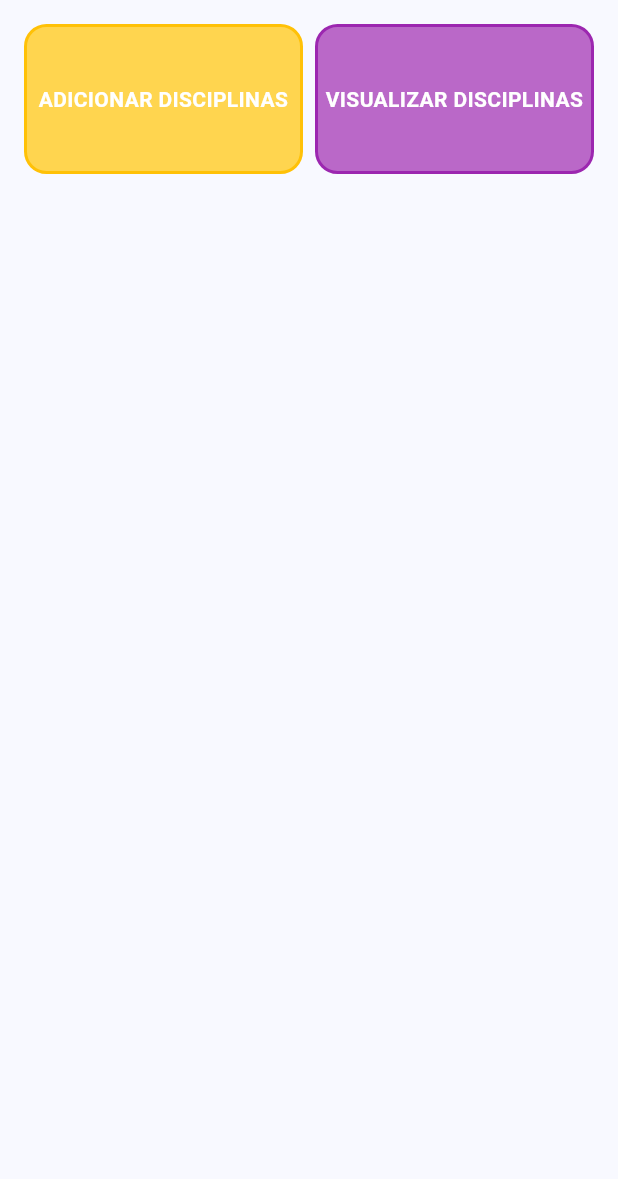
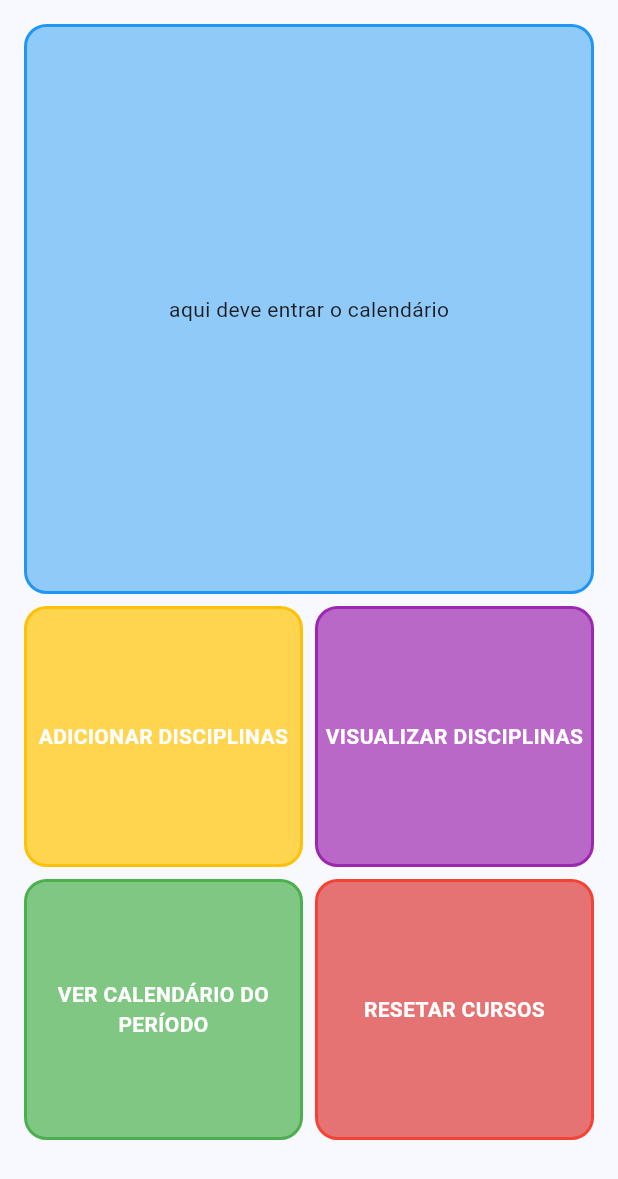
Before and after one commit to rayssamontecchiari/easyFacul, a Flutter app: the screen it shows after launch, on a phone screen of 412 x 824 dp. Shown: the top 1179 px of the screen. Run offline on Flutter 3.47's test engine with Material 2 defaults, Android fonts, the light colour scheme and no system bars.

Commit message:
feat: adiciona botao para resetar app

```diff
--- a/lib/home_page.dart
+++ b/lib/home_page.dart
@@ -1,5 +1,7 @@
+import 'package:easy_facul/context/context.dart';
 import 'package:easy_facul/otherPages/courses/add_course.dart';
 import 'package:flutter/material.dart';
+import 'package:provider/provider.dart';
 
 import 'otherPages/courses/view_courses.dart';
 
@@ -8,12 +10,31 @@ class HomePage extends StatelessWidget {
 
   @override
   Widget build(BuildContext context) {
+    final dataProvider = Provider.of<User>(context);
+
     return Scaffold(
       body: SafeArea(
         child: Padding(
           padding: const EdgeInsets.all(16),
           child: Column(
             children: [
+              Padding(
+                padding: const EdgeInsets.only(bottom: 8.0),
+                child: Container(
+                  width: double.infinity,
+                  height: MediaQuery.of(context).size.height / 2 - 32,
+                  decoration: BoxDecoration(
+                    color: Colors.blue[200],
+                    borderRadius: BorderRadius.circular(15),
+                    border: Border.all(
+                      color: Colors.blue,
+                      width: 2,
+                    ),
+                  ),
+                  child: const Center(
+                      child: Text("aqui deve entrar o calendário")),
+                ),
+              ),
               Row(
                 children: [
                   Expanded(
@@ -35,7 +56,7 @@ class HomePage extends StatelessWidget {
                             width: 2,
                           ),
                         ),
-                        height: 100,
+                        height: MediaQuery.of(context).size.height / 4 - 32,
                         child: const Center(
                           child: Text(
                             "ADICIONAR DISCIPLINAS",
@@ -49,7 +70,7 @@ class HomePage extends StatelessWidget {
                       ),
                     ),
                   ),
-                  SizedBox(width: 8),
+                  const SizedBox(width: 8),
                   Expanded(
                     child: InkWell(
                       onTap: () => {
@@ -69,10 +90,76 @@ class HomePage extends StatelessWidget {
                             width: 2,
                           ),
                         ),
-                        height: 100,
+                        height: MediaQuery.of(context).size.height / 4 - 32,
                         child: const Center(
                           child: Text(
                             "VISUALIZAR DISCIPLINAS",
+                            style: TextStyle(
+                              color: Colors.white,
+                              fontWeight: FontWeight.bold,
+                            ),
+                            textAlign: TextAlign.center,
+                          ),
+                        ),
+                      ),
+                    ),
+                  ),
+                ],
+              ),
+              SizedBox(height: 8),
+              Row(
+                children: [
+                  Expanded(
+                    child: InkWell(
+                      onTap: () => {
+                        Navigator.push(
+                          context,
+                          MaterialPageRoute(
+                            builder: (_) => AddCourse(),
+                          ),
+                        )
+                      },
+                      child: Container(
+                        decoration: BoxDecoration(
+                          color: Colors.green[300],
+                          borderRadius: BorderRadius.circular(15),
+                          border: Border.all(
+                            color: Colors.green,
+                            width: 2,
+                          ),
+                        ),
+                        height: MediaQuery.of(context).size.height / 4 - 32,
+                        child: const Center(
+                          child: Text(
+                            "VER CALENDÁRIO DO PERÍODO",
+                            style: TextStyle(
+                              color: Colors.white,
+                              fontWeight: FontWeight.bold,
+                            ),
+                            textAlign: TextAlign.center,
+                          ),
+                        ),
+                      ),
+                    ),
+                  ),
+                  SizedBox(width: 8),
+                  Expanded(
+                    child: InkWell(
+                      onTap: () =>
+                          {showConfirmationDialog(context, dataProvider)},
+                      child: Container(
+                        decoration: BoxDecoration(
+                          color: Colors.red[300],
+                          borderRadius: BorderRadius.circular(15),
+                          border: Border.all(
+                            color: Colors.red,
+                            width: 2,
+                          ),
+                        ),
+                        height: MediaQuery.of(context).size.height / 4 - 32,
+                        child: const Center(
+                          child: Text(
+                            "RESETAR CURSOS",
                             style: TextStyle(
                               color: Colors.white,
                               fontWeight: FontWeight.bold,
@@ -91,4 +178,37 @@ class HomePage extends StatelessWidget {
       ),
     );
   }
+
+  void showConfirmationDialog(BuildContext context, dataProvider) {
+    showDialog(
+      context: context,
+      builder: (BuildContext context) {
+        return AlertDialog(
+          title: Text('Confirmação'),
+          content: Text(
+              'Você tem certeza de que deseja excluir todos os cursos e atividades cadastradas?'),
+          actions: [
+            TextButton(
+              child: Text('Cancelar'),
+              onPressed: () {
+                Navigator.of(context)
+                    .pop(false); // Retorna false se o usuário cancelar
+              },
+            ),
+            TextButton(
+              child: Text('Confirmar'),
+              onPressed: () {
+                Navigator.of(context)
+                    .pop(true); // Retorna true se o usuário confirmar
+              },
+            ),
+          ],
+        );
+      },
+    ).then((confirmed) {
+      if (confirmed != null && confirmed) {
+        dataProvider.removeAllCourses();
+      }
+    });
+  }
 }
```
Also changed, not shown: lib/context/context.dart (+12 -0 lines).
